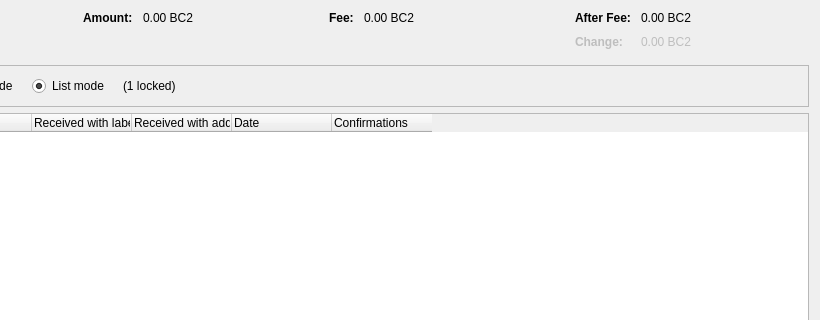
BitcoincashII/bitcoincashII-core, file src/qt/forms/coincontroldialog.ui: the form before one commit; both pictures show x 180 to 1000 and y 0 to 320 of the 1000 by 500 pixel window.
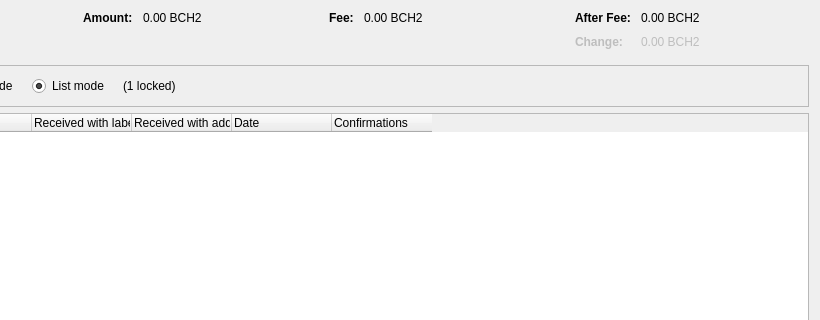
The form after the commit. Custom widgets are drawn as their Qt base class.

Diff of the .ui file:
```diff
--- a/src/qt/forms/coincontroldialog.ui
+++ b/src/qt/forms/coincontroldialog.ui
@@ -135,7 +135,7 @@
           <enum>Qt::ActionsContextMenu</enum>
          </property>
          <property name="text">
-          <string notr="true">0.00 BC2</string>
+          <string notr="true">0.00 BCH2</string>
          </property>
          <property name="textInteractionFlags">
           <set>Qt::LinksAccessibleByMouse|Qt::TextSelectableByKeyboard|Qt::TextSelectableByMouse</set>
@@ -180,7 +180,7 @@
           <enum>Qt::ActionsContextMenu</enum>
          </property>
          <property name="text">
-          <string notr="true">0.00 BC2</string>
+          <string notr="true">0.00 BCH2</string>
          </property>
          <property name="textInteractionFlags">
           <set>Qt::LinksAccessibleByMouse|Qt::TextSelectableByKeyboard|Qt::TextSelectableByMouse</set>
@@ -228,7 +228,7 @@
           <enum>Qt::ActionsContextMenu</enum>
          </property>
          <property name="text">
-          <string notr="true">0.00 BC2</string>
+          <string notr="true">0.00 BCH2</string>
          </property>
          <property name="textInteractionFlags">
           <set>Qt::LinksAccessibleByMouse|Qt::TextSelectableByKeyboard|Qt::TextSelectableByMouse</set>
@@ -263,7 +263,7 @@
           <enum>Qt::ActionsContextMenu</enum>
          </property>
          <property name="text">
-          <string notr="true">0.00 BC2</string>
+          <string notr="true">0.00 BCH2</string>
          </property>
          <property name="textInteractionFlags">
           <set>Qt::LinksAccessibleByMouse|Qt::TextSelectableByKeyboard|Qt::TextSelectableByMouse</set>
```
